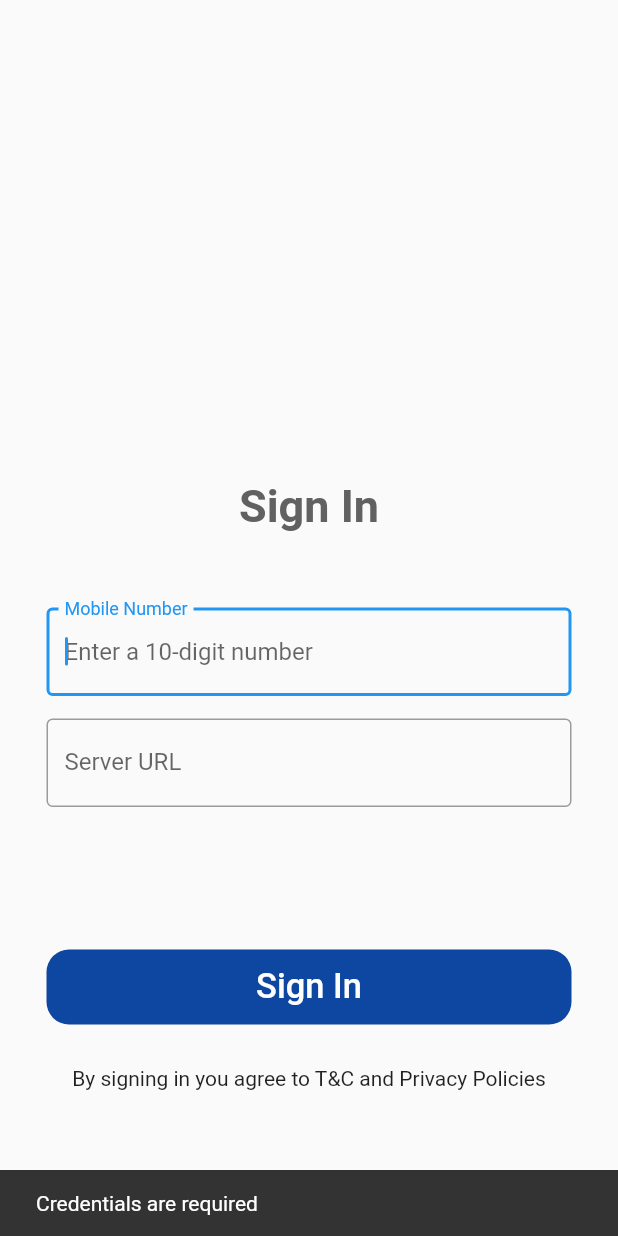
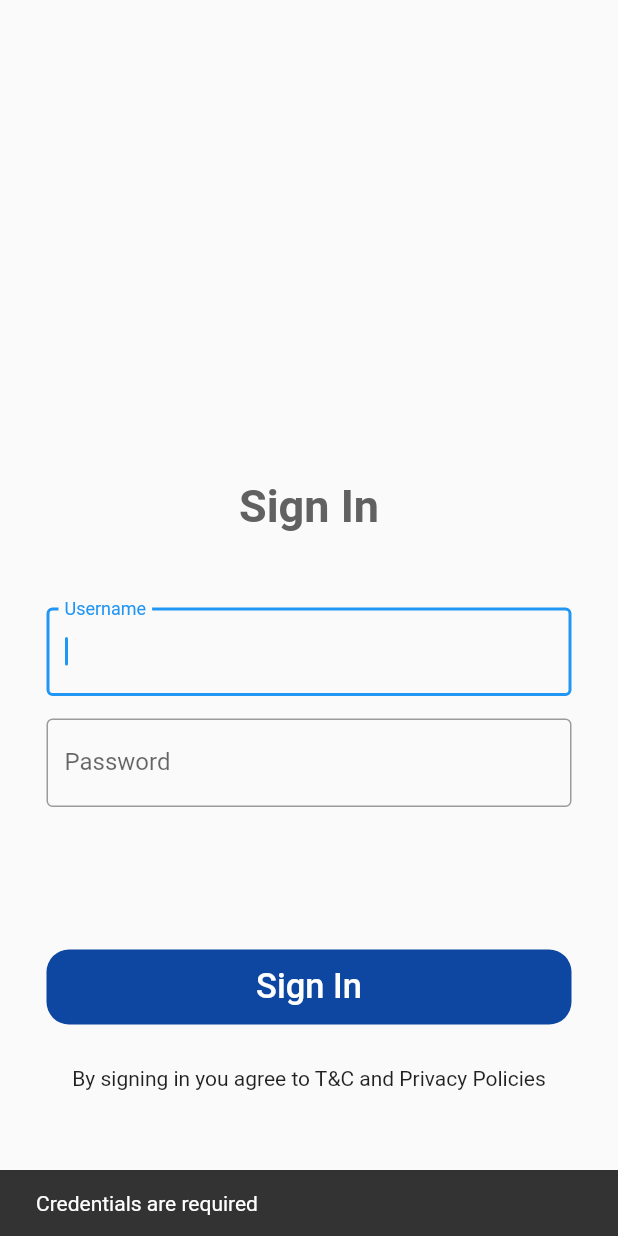
Before and after one commit to chinmayilondhe/quark_employee-management-app, a Flutter app: the screen it shows after launch, after a tap on "Sign In", on a phone screen of 412 x 824 dp. Run offline on Flutter 3.47's test engine with Material 2 defaults, Android fonts, the light colour scheme and no system bars; our stand-ins replace fl_chart, shared_preferences.

Commit message:
add login,splash

```diff
--- a/lib/main.dart
+++ b/lib/main.dart
@@ -1,18 +1,42 @@
 import 'package:flipr/screens/login.dart';
+import 'package:flipr/screens/splashscreen.dart';
 import 'package:flutter/material.dart';
+import 'package:shared_preferences/shared_preferences.dart';
 
+import 'helper/shared_pref_manager.dart';
+SharedPrefManager sharedData = SharedPrefManager();
 void main() {
-  runApp(const MyApp());
+  runApp( MyApp());
 }
+void setSharedPreferences() async {
+  await sharedData.init();
+}
+class MyApp extends StatefulWidget {
+  @override
+  _MyAppState createState() => _MyAppState();
+}
+class _MyAppState extends State<MyApp> {
 
-class MyApp extends StatelessWidget {
-  const MyApp({Key? key}) : super(key: key);
+  bool user = false;
+  @override
+  void initState() {
+    super.initState();
+    _initCheck();
+  }
 
+  void _initCheck() async {
+    SharedPreferences prefs = await SharedPreferences.getInstance();
+    if (prefs.getBool('user') != null) {
+      setState(() {
+        user = prefs.getBool('user')!;
+      });
+    }
+  }
   @override
   Widget build(BuildContext context) {
     return MaterialApp(
       debugShowCheckedModeBanner: false,
-     home: LoginPage(),
+     home: Splash(user),
     );
   }
 }
--- /dev/null
+++ b/lib/model/response_body.dart
@@ -0,0 +1,8 @@
+class ResponseBody {
+
+  var break_val ;
+  var meet_val;
+  var work_Val;
+  ResponseBody({required this.break_val,this.meet_val,this.work_Val});
+
+}
--- a/lib/screens/login.dart
+++ b/lib/screens/login.dart
@@ -1,6 +1,7 @@
 import 'package:flutter/material.dart';
 import 'package:shared_preferences/shared_preferences.dart';
 
+import '../helper/api_model.dart';
 import '../helper/shared_pref_manager.dart';
 import 'homepage.dart';
 class LoginPage extends StatefulWidget {
@@ -11,27 +12,12 @@ class LoginPage extends StatefulWidget {
 }
 
 class _LoginPageState extends State<LoginPage> {
-  TextEditingController mobileNoController = TextEditingController();
-  TextEditingController ipAdd = TextEditingController();
+  TextEditingController email = TextEditingController();
+  TextEditingController password = TextEditingController();
   bool isLoading = false;
-  String? url;
+
   SharedPrefManager sharedData = SharedPrefManager();
-  getURL() async {
-    SharedPreferences prefs = await SharedPreferences.getInstance();
-    setState(() {
-      url = prefs.getString('ServerURL');
-    });
-  }
 
-  setURL(String url) async {
-    SharedPreferences prefs = await SharedPreferences.getInstance();
-    prefs.setString('ServerURL', url);
-  }
-  @override
-  void initState() {
-    getURL();
-    super.initState();
-  }
   @override
   Widget build(BuildContext context) {
     return Scaffold(
@@ -63,19 +49,14 @@ class _LoginPageState extends State<LoginPage> {
               child: SizedBox(
                 width: 350,
                 child: TextFormField(
-                  controller: mobileNoController,
+                  controller: email,
                   decoration: const InputDecoration(
                     border: OutlineInputBorder(),
-                    labelText: 'Mobile Number',
-                    hintText: 'Enter a 10-digit number',
+                    labelText: 'Username',
                   ),
-                  keyboardType: TextInputType.number,
+                  keyboardType: TextInputType.text,
                   autofocus: true,
                   cursorRadius: const Radius.circular(15),
-                  // inputFormatters: <TextInputFormatter>[
-                  //   LengthLimitingTextInputFormatter(10),
-                  //   FilteringTextInputFormatter.digitsOnly
-                  // ],
                 ),
               ),
             ),
@@ -84,10 +65,11 @@ class _LoginPageState extends State<LoginPage> {
               child: SizedBox(
                 width: 350,
                 child: TextFormField(
-                  controller: ipAdd..text = url ?? '',
+                  controller: password,
+                  obscureText: true,
                   decoration: const InputDecoration(
                     border: OutlineInputBorder(),
-                    labelText: 'Server URL',
+                    labelText: 'Password',
                   ),
                   cursorRadius: const Radius.circular(15),
                 ),
@@ -103,15 +85,7 @@ class _LoginPageState extends State<LoginPage> {
                     color: Colors.blue.shade900,
                     borderRadius: BorderRadius.circular(15)),
                 child: TextButton(
-                  onPressed: () async {
-                    setURL(ipAdd.text);
-                    setState(() {
-                      isLoading = true;
-                    });
-                    login();
-
-                    // }
-                  },
+                  onPressed: login,
                   child: const Text('Sign In',
                       style: TextStyle(
                         color: Colors.white,
@@ -131,36 +105,33 @@ class _LoginPageState extends State<LoginPage> {
   }
 
 String mobile = "";
-// Api apiCall = Api();
+Api apiCall = Api();
 
 Future<void> login() async {
-  int mobilenum = int.tryParse(mobileNoController.text.toString()) ?? 0;
 
-  if (mobileNoController.text.isNotEmpty ) {
-    Navigator.of(context).pushReplacement(
-      MaterialPageRoute(builder: (c) => HomePage()),
-    );
-    sharedData.setIpAdd(ipAdd.text);
-
-    // String devicetoken = await sharedData.getdeviceToken();
-    // // bool status = await apiCall.login(mobilenum, devicetoken);
-    // bool status=false;
-    // if (status == true) {
-    //   sharedData.setLogin(false);
-    //   sharedData.setMobNo(mobileNoController.text);
-    //   setState(() {
-    //     isLoading = false;
-    //   });
-    //   Navigator.of(context).pushReplacement(
-    //     MaterialPageRoute(builder: (c) => HomePage()),
-    //   );
-    // } else {
-    //   ScaffoldMessenger.of(context).showSnackBar(
-    //       const SnackBar(content: Text('Invalid Mobile number')));
-    //   setState(() {
-    //     isLoading = false;
-    //   });
-    // }
+  String email_id = email.text ;
+  String password_text=password.text;
+  if (email.text.isNotEmpty && password.text.isNotEmpty) {
+    var loginData = await apiCall.login(email_id, password_text);
+    String employee_id=loginData['_id'] ?? "";
+    print('status ${loginData["status"]}');
+    if (loginData["status"] == "ok") {
+      sharedData.setLogin(false);
+      sharedData.setEmail(email.text);
+      sharedData.setEmpID(employee_id);
+      setState(() {
+        isLoading = false;
+      });
+      Navigator.of(context).pushReplacement(
+        MaterialPageRoute(builder: (c) => HomePage()),
+      );
+    } else {
+      ScaffoldMessenger.of(context).showSnackBar(
+          const SnackBar(content: Text('Invalid Email')));
+      setState(() {
+        isLoading = false;
+      });
+    }
   } else {
     ScaffoldMessenger.of(context).showSnackBar(
         const SnackBar(content: Text('Credentials are required')));
--- /dev/null
+++ b/lib/screens/splashscreen.dart
@@ -0,0 +1,72 @@
+import 'dart:async';
+import 'package:flutter/material.dart';
+import 'package:flutter/widgets.dart';
+
+import '../helper/shared_pref_manager.dart';
+import 'homepage.dart';
+import 'login.dart';
+
+
+class Splash extends StatefulWidget {
+  final bool user;
+
+  Splash(this.user);
+
+  @override
+  SplashState createState() => SplashState();
+}
+
+class SplashState extends State<Splash> {
+  String? finalemail;
+  SharedPrefManager sharedData = SharedPrefManager();
+
+  @override
+  void initState() {
+    super.initState();
+    startSplashScreen();
+  }
+
+  Future getValidationData() async {
+    WidgetsFlutterBinding.ensureInitialized();
+    await sharedData.init();
+    var email = await sharedData.getEmail();
+    setState(() {
+      finalemail = email;
+    });
+  }
+
+  startSplashScreen() {
+    getValidationData();
+    var duration = const Duration(seconds: 3);
+    return Timer(duration, () {
+      Navigator.of(context).pushReplacement(
+        MaterialPageRoute(
+            builder: (c) => finalemail == null ? const LoginPage() : HomePage()),
+      );
+    });
+  }
+
+  @override
+  Widget build(BuildContext context) {
+    return Scaffold(
+      body: Stack(
+        fit: StackFit.expand,
+        children: [
+          Container(
+            decoration: const BoxDecoration(color: Colors.white),
+          ),
+          Column(
+            mainAxisAlignment: MainAxisAlignment.start,
+            children: const [
+              Expanded(
+                flex: 2,
+                child: Image(image: AssetImage('images/logo.png')),
+              ),
+
+            ],
+          ),
+        ],
+      ),
+    );
+  }
+}
--- a/pubspec.yaml
+++ b/pubspec.yaml
@@ -36,6 +36,7 @@ dependencies:
   cupertino_icons: ^1.0.2
   shared_preferences: ^2.0.15
   http: ^0.13.5
+  fl_chart: ^0.55.2
 
 dev_dependencies:
   flutter_test:
@@ -60,9 +61,8 @@ flutter:
   uses-material-design: true
 
   # To add assets to your application, add an assets section, like this:
-  # assets:
-  #   - images/a_dot_burr.jpeg
-  #   - images/a_dot_ham.jpeg
+  assets:
+     - images/
 
   # An image asset can refer to one or more resolution-specific "variants", see
   # https://flutter.dev/assets-and-images/#resolution-aware
```
Also changed, not shown: lib/data/pie_data.dart (added, +34 -0 lines), lib/helper/api_model.dart (+93 -99 lines), lib/helper/shared_pref_manager.dart (+10 -54 lines), lib/screens/homepage.dart (+9 -2 lines), lib/screens/pie_chart_page.dart (added, +55 -0 lines), lib/widget/indicators_widget.dart (added, +51 -0 lines), lib/widget/pie_chart_sections.dart (added, +28 -0 lines), images/logo.png (added), lib/helper/barchart.dart (added), lib/model/barchart_model.dart (added), pubspec.lock.
